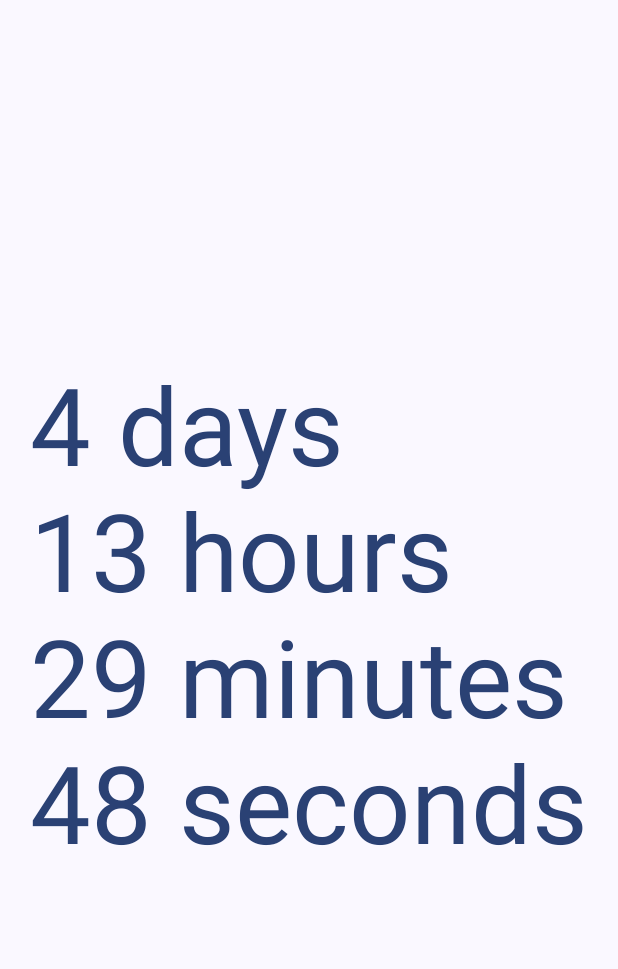
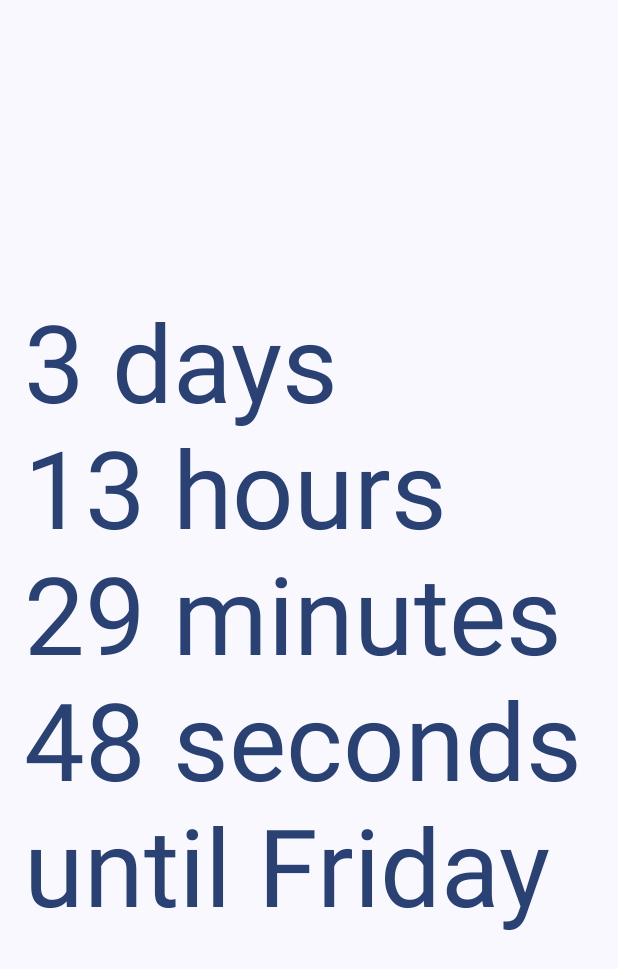
Before and after one commit to ngokani/IsItFriday, an Android app built with Jetpack Compose: the CountdownScreen screen opened through its navigation route, on a phone screen of 412 x 824 dp. Shown: the top 969 px of the screen. Run offline under Robolectric (Android 15) with nearby library versions, the light colour scheme and no system bars; our stand-ins replace Dagger/Hilt's generated code.

Commit message:
Fix bug with countdown timer day

```diff
--- a/app/src/main/kotlin/uk/co/technikhil/isitfriday/ui/screens/AnswerScreen.kt
+++ b/app/src/main/kotlin/uk/co/technikhil/isitfriday/ui/screens/AnswerScreen.kt
@@ -5,6 +5,7 @@
 import androidx.compose.foundation.layout.Arrangement
 import androidx.compose.foundation.layout.Column
 import androidx.compose.foundation.layout.fillMaxSize
+import androidx.compose.foundation.layout.padding
 import androidx.compose.material3.MaterialTheme
 import androidx.compose.material3.Text
 import androidx.compose.runtime.Composable
@@ -15,6 +16,7 @@
 import androidx.compose.ui.res.stringResource
 import androidx.compose.ui.text.TextStyle
 import androidx.compose.ui.tooling.preview.Preview
+import androidx.compose.ui.unit.dp
 import androidx.compose.ui.unit.sp
 import androidx.hilt.navigation.compose.hiltViewModel
 import uk.co.technikhil.isitfriday.R
@@ -38,11 +40,11 @@
 
 @Composable
 private fun AnswerText(modifier: Modifier, answerState: Boolean) {
-
     Column(
         modifier = modifier
             .fillMaxSize()
-            .background(MaterialTheme.colorScheme.background),
+            .background(MaterialTheme.colorScheme.background)
+            .padding(16.dp),
         verticalArrangement = Arrangement.Center,
         horizontalAlignment = Alignment.CenterHorizontally
     ) {
--- a/app/src/main/kotlin/uk/co/technikhil/isitfriday/ui/screens/CountdownScreen.kt
+++ b/app/src/main/kotlin/uk/co/technikhil/isitfriday/ui/screens/CountdownScreen.kt
@@ -3,15 +3,21 @@
 import androidx.compose.foundation.background
 import androidx.compose.foundation.layout.Arrangement
 import androidx.compose.foundation.layout.Column
+import androidx.compose.foundation.layout.Spacer
 import androidx.compose.foundation.layout.fillMaxSize
+import androidx.compose.foundation.layout.fillMaxWidth
+import androidx.compose.foundation.layout.padding
 import androidx.compose.material3.MaterialTheme
 import androidx.compose.material3.Text
 import androidx.compose.runtime.Composable
+import androidx.compose.runtime.collectAsState
 import androidx.compose.runtime.getValue
 import androidx.compose.ui.Alignment
 import androidx.compose.ui.Modifier
 import androidx.compose.ui.res.stringResource
 import androidx.compose.ui.text.TextStyle
+import androidx.compose.ui.text.style.TextAlign
+import androidx.compose.ui.unit.dp
 import androidx.compose.ui.unit.sp
 import androidx.hilt.navigation.compose.hiltViewModel
 import uk.co.technikhil.isitfriday.R
@@ -23,16 +29,42 @@
     modifier: Modifier = Modifier
 ) {
     val viewModel: CountdownViewModel = hiltViewModel()
-    val countdownState by viewModel.countdown
+    val uiState by viewModel.uiState.collectAsState()
 
-    CountdownText(modifier, countdownState)
+    Column(
+        modifier = Modifier
+            .fillMaxSize()
+            .background(MaterialTheme.colorScheme.background)
+            .padding(horizontal = 16.dp)
+            .then(modifier)
+    ) {
+        Spacer(Modifier.weight(1f))
+        CountdownText(uiState.timeUntil)
+        UntilText(uiState.isItFriday)
+        Spacer(Modifier.weight(1f))
+    }
 }
 
 @Composable
-private fun CountdownText(modifier: Modifier, countdownState: TimeUntil) {
+fun UntilText(isItFriday: Boolean) {
+    val text = if (isItFriday) {
+        stringResource(R.string.until_friday_ends)
+    } else {
+        stringResource(R.string.until_friday)
+    }
+    Text(
+        text = text,
+        style = TextStyle(fontSize = 72.sp),
+        color = MaterialTheme.colorScheme.primary,
+        modifier = Modifier
+            .fillMaxWidth()
+    )
+}
+
+@Composable
+private fun CountdownText(countdownState: TimeUntil) {
     Column(
-        modifier = modifier
-            .fillMaxSize()
+        modifier = Modifier
             .background(MaterialTheme.colorScheme.background),
         verticalArrangement = Arrangement.Center,
         horizontalAlignment = Alignment.CenterHorizontally
--- /dev/null
+++ b/app/src/main/kotlin/uk/co/technikhil/isitfriday/ui/viewmodels/CountdownUiState.kt
@@ -0,0 +1,6 @@
+package uk.co.technikhil.isitfriday.ui.viewmodels
+
+data class CountdownUiState(
+    val timeUntil: TimeUntil = TimeUntil(0, 0, 0, 0),
+    val isItFriday: Boolean = false
+)
--- a/app/src/main/kotlin/uk/co/technikhil/isitfriday/ui/viewmodels/CountdownViewModel.kt
+++ b/app/src/main/kotlin/uk/co/technikhil/isitfriday/ui/viewmodels/CountdownViewModel.kt
@@ -1,5 +1,6 @@
 package uk.co.technikhil.isitfriday.ui.viewmodels
 
+import androidx.compose.runtime.MutableState
 import androidx.compose.runtime.State
 import androidx.compose.runtime.mutableStateOf
 import androidx.lifecycle.ViewModel
@@ -7,15 +8,25 @@
 import dagger.hilt.android.lifecycle.HiltViewModel
 import kotlinx.coroutines.Dispatchers
 import kotlinx.coroutines.delay
+import kotlinx.coroutines.flow.MutableStateFlow
+import kotlinx.coroutines.flow.StateFlow
+import kotlinx.coroutines.flow.asSharedFlow
+import kotlinx.coroutines.flow.asStateFlow
+import kotlinx.coroutines.flow.update
 import kotlinx.coroutines.launch
+import java.time.DayOfWeek
+import java.time.Duration
 import java.time.LocalDateTime
 import java.time.LocalTime
 import javax.inject.Inject
 
 @HiltViewModel
 class CountdownViewModel @Inject constructor() : ViewModel() {
-    private val _countdown = mutableStateOf(TimeUntil(0, 0, 0, 0))
-    val countdown: State<TimeUntil> = _countdown
+    private val _uiState: MutableStateFlow<CountdownUiState> = MutableStateFlow(CountdownUiState())
+    val uiState: StateFlow<CountdownUiState> = _uiState.asStateFlow()
+
+    private val isItFriday
+        get() = LocalDateTime.now().dayOfWeek == DayOfWeek.FRIDAY
 
     init {
         startCountdown()
@@ -31,36 +42,42 @@
     private fun startCountdown() {
         val now = LocalDateTime.now()
         val target = getNextFriday()
-        val duration = java.time.Duration.between(now, target)
-        _countdown.value = TimeUntil(
-            days = duration.toDays().toInt(),
-            hours = (duration.toHours() % ONE_DAY_IN_HOURS).toInt(),
-            minutes = (duration.toMinutes() % ONE_HOUR_IN_MINUTES).toInt(),
-            seconds = ((duration.toMillis() / ONE_SECOND_IN_MILLIS) % ONE_MINUTE_IN_SECONDS).toInt()
-        )
+        val duration = Duration.between(now, target)
+        _uiState.update { state ->
+            state.copy(
+                timeUntil = TimeUntil(
+                    days = duration.toDays().toInt(),
+                    hours = (duration.toHours() % ONE_DAY_IN_HOURS).toInt(),
+                    minutes = (duration.toMinutes() % ONE_HOUR_IN_MINUTES).toInt(),
+                    seconds = ((duration.toMillis() / ONE_SECOND_IN_MILLIS) % ONE_MINUTE_IN_SECONDS).toInt()
+                ),
+                isItFriday = isItFriday
+            )
+        }
     }
 
     private fun getNextFriday(): LocalDateTime {
         val now = LocalDateTime.now()
         val currentDayOfWeek = now.dayOfWeek.value
+        val thursdayInt = DayOfWeek.THURSDAY.value
         val daysUntilFriday = when {
-            currentDayOfWeek < FRIDAY_NUMERIC_VALUE -> {
-                FRIDAY_NUMERIC_VALUE - currentDayOfWeek
+            currentDayOfWeek < thursdayInt -> {
+                thursdayInt - currentDayOfWeek
             }
 
-            currentDayOfWeek == FRIDAY_NUMERIC_VALUE -> {
+            isItFriday ||
+            currentDayOfWeek == thursdayInt -> {
                 0 // No days to add, calculate time until end of day
             }
 
             else -> {
-                DAYS_IN_WEEK - currentDayOfWeek + FRIDAY_NUMERIC_VALUE
+                DAYS_IN_WEEK - currentDayOfWeek + thursdayInt
             }
         }
         return now.plusDays(daysUntilFriday.toLong()).with(LocalTime.of(23, 59, 59))
     }
 
     private companion object {
-        const val FRIDAY_NUMERIC_VALUE = 5
         const val DAYS_IN_WEEK = 7
         const val ONE_DAY_IN_HOURS = 24
         const val ONE_HOUR_IN_MINUTES = 60
--- a/app/src/main/res/values/strings.xml
+++ b/app/src/main/res/values/strings.xml
@@ -3,4 +3,6 @@
     <string name="yes">Yes</string>
     <string name="no">No</string>
     <string name="days_hours_minutes_seconds">%1$s days\n%2$s hours\n%3$s minutes\n%4$s seconds</string>
+    <string name="until_friday">until Friday</string>
+    <string name="until_friday_ends">until Friday ends</string>
 </resources>
```
